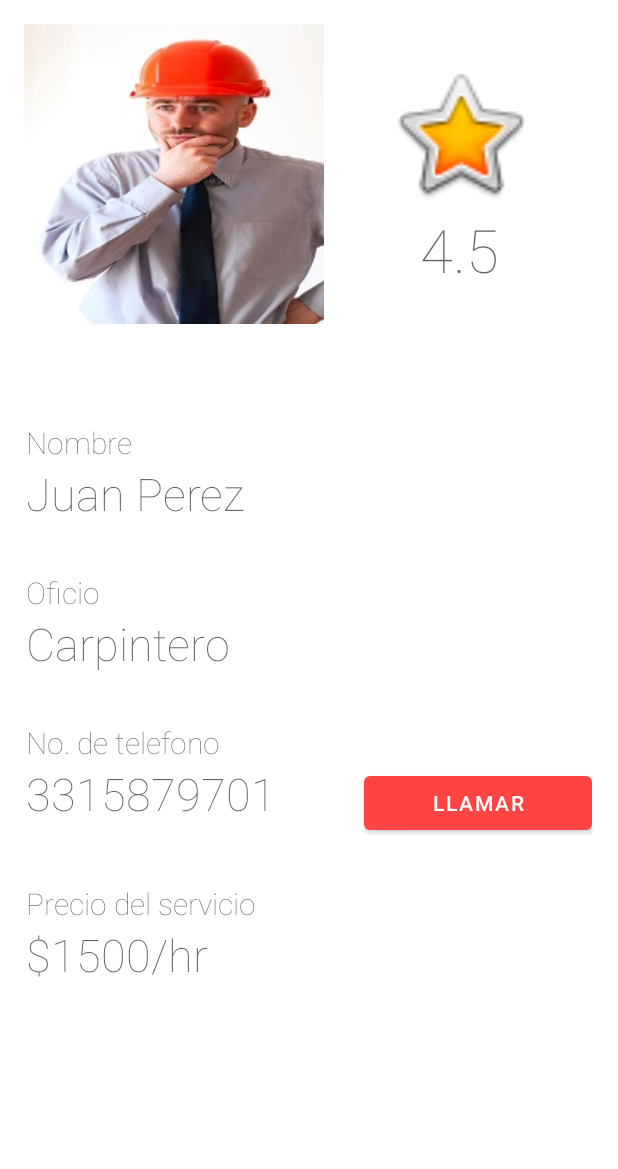
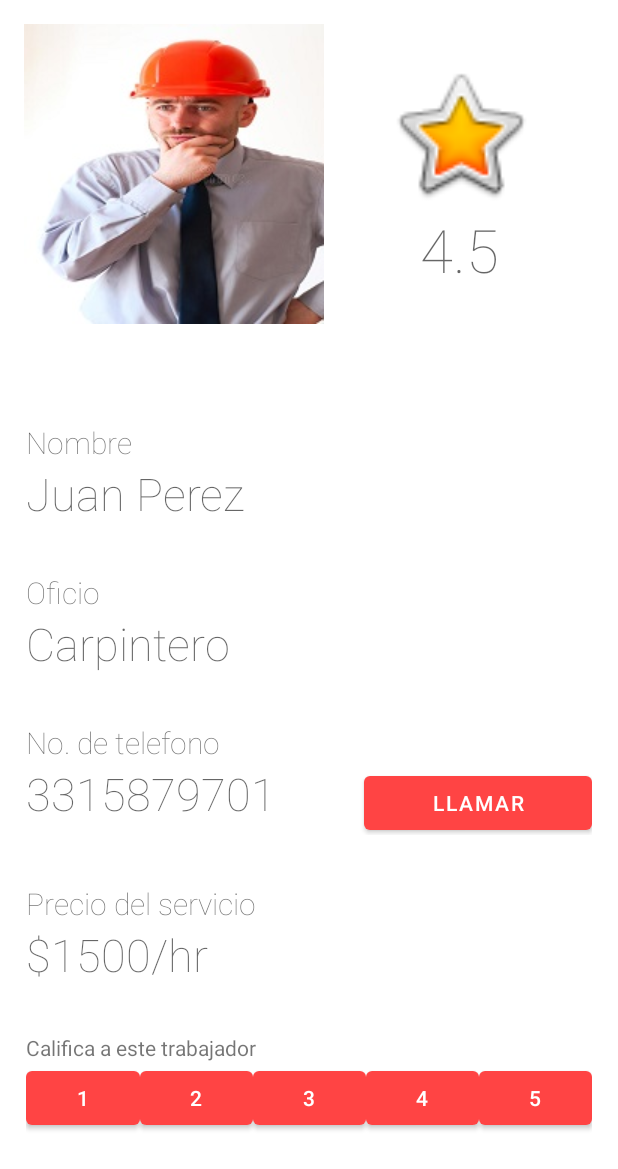
Before and after one commit to oscargsdev/servimax3000, an Android app: the layout activity_info_trabajador.xml on its own in the app's theme, with its tools: preview values and no code run, on a phone screen of 412 x 824 dp. Shown: the top 1169 px of the screen. Run offline under Robolectric (Android 15) with nearby library versions, the phone set to English and light mode, and no system bars.

Commit message:
Logica de calificaciones Se creo la logica para poder mandar calificaciones a los trabajdores a la bd

```diff
--- a/servimaxApp/app/src/main/java/com/example/myapplication/TrabajadorAdapter.java
+++ b/servimaxApp/app/src/main/java/com/example/myapplication/TrabajadorAdapter.java
@@ -77,6 +77,7 @@ public class TrabajadorAdapter extends RecyclerView.Adapter<TrabajadorAdapter.Vi
             intentInfo.putExtra("nombre", currentTrabajador.getNombre());
             intentInfo.putExtra("calificacion", currentTrabajador.getCalificacion());
             intentInfo.putExtra("fotoResource", currentTrabajador.getFotoResource());
+            intentInfo.putExtra("trabajador", currentTrabajador.getEmail());
             mContext.startActivity(intentInfo);
         }
     }
--- a/servimaxApp/app/src/main/res/layout/activity_info_trabajador.xml
+++ b/servimaxApp/app/src/main/res/layout/activity_info_trabajador.xml
@@ -177,7 +177,54 @@
                 android:layout_width="match_parent"
                 android:layout_height="32dp" />
 
-<!--            <Button-->
+            <TextView
+                android:id="@+id/textView"
+                android:layout_width="match_parent"
+                android:layout_height="wrap_content"
+                android:text="Califica a este trabajador" />
+
+            <LinearLayout
+                android:layout_width="match_parent"
+                android:layout_height="match_parent"
+                android:orientation="horizontal">
+
+                <Button
+                    android:id="@+id/estrella1"
+                    android:layout_width="wrap_content"
+                    android:layout_height="wrap_content"
+                    android:layout_weight="1"
+                    android:text="1" />
+
+                <Button
+                    android:id="@+id/estrella2"
+                    android:layout_width="wrap_content"
+                    android:layout_height="wrap_content"
+                    android:layout_weight="1"
+                    android:text="2" />
+
+                <Button
+                    android:id="@+id/estrella3"
+                    android:layout_width="wrap_content"
+                    android:layout_height="wrap_content"
+                    android:layout_weight="1"
+                    android:text="3" />
+
+                <Button
+                    android:id="@+id/estrella4"
+                    android:layout_width="wrap_content"
+                    android:layout_height="wrap_content"
+                    android:layout_weight="1"
+                    android:text="4" />
+
+                <Button
+                    android:id="@+id/estrella5"
+                    android:layout_width="wrap_content"
+                    android:layout_height="wrap_content"
+                    android:layout_weight="1"
+                    android:text="5" />
+            </LinearLayout>
+
+            <!--            <Button-->
 <!--                android:id="@+id/solicitudBoton"-->
 <!--                android:layout_width="match_parent"-->
 <!--                android:layout_height="wrap_content"-->
--- a/servimaxApp/app/src/main/res/layout/activity_lista_oficios.xml
+++ b/servimaxApp/app/src/main/res/layout/activity_lista_oficios.xml
@@ -15,7 +15,7 @@
 
 
     <TextView
-        android:id="@+id/textView"
+        android:id="@+id/oficioTitle"
         android:layout_width="wrap_content"
         android:layout_height="wrap_content"
         android:text="¿Qué servicio necesitas?"
--- a/servimaxApp/app/src/main/res/values/strings.xml
+++ b/servimaxApp/app/src/main/res/values/strings.xml
@@ -51,7 +51,7 @@
 
     <string-array name="dummy_oficios">
         <item>Electricista</item>
-        <item>Plomería</item>
+        <item>Carpintero</item>
         <item>Jardinería</item>
         <item>Electrodomésticos</item>
         <item>Tapicería</item>
```
Also changed, not shown: servimaxApp/app/src/main/java/com/example/myapplication/InfoTrabajador.java (+54 -0 lines), servimaxApp/app/src/main/java/com/example/myapplication/ListaTrabajadores.java (+9 -2 lines), servimaxApp/app/src/main/java/com/example/myapplication/Trabajador.java (+11 -0 lines), servimaxApp/app/src/main/res/layout/activity_lista_trabajadores.xml (+26 -7 lines).
